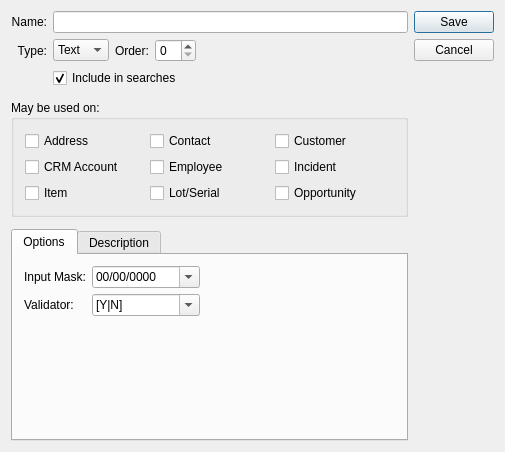
Before: the Qt Designer form guiclient/characteristic.ui in Pegasus-RPG/xtuple-client, drawn with Qt 5.
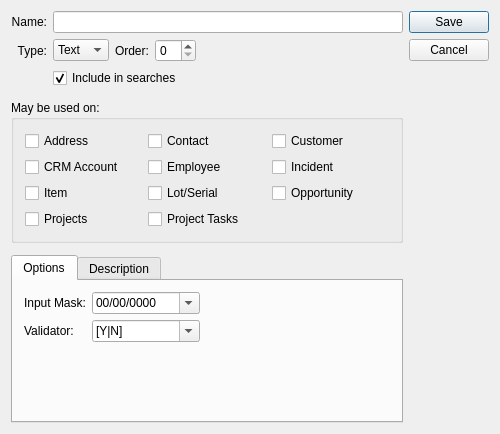
After: the same form once the commit is applied. Custom widgets are drawn as their Qt base class.

Commit message: Changes to Project Copy functionality.  Add Characteristics to Projects.  Add Characteristics and Documents to Project tasks. Modify Project List and Project screens to bring Order Activity onto the lists. Enforce project entry (configurable) on SO/PO/WO orders.

```diff
--- a/guiclient/characteristic.ui
+++ b/guiclient/characteristic.ui
@@ -13,8 +13,8 @@
    <rect>
     <x>0</x>
     <y>0</y>
-    <width>505</width>
-    <height>452</height>
+    <width>500</width>
+    <height>434</height>
    </rect>
   </property>
   <property name="windowTitle">
@@ -189,6 +189,20 @@
         </property>
        </widget>
       </item>
+      <item row="4" column="0">
+       <widget class="QCheckBox" name="_projects">
+        <property name="text">
+         <string>Projects</string>
+        </property>
+       </widget>
+      </item>
+      <item row="4" column="1">
+       <widget class="QCheckBox" name="_tasks">
+        <property name="text">
+         <string>Project Tasks</string>
+        </property>
+       </widget>
+      </item>
      </layout>
     </widget>
    </item>
```
Left out of the diff: 14 changed lines with no effect on the pictures. The commit also changes 32 other files.
